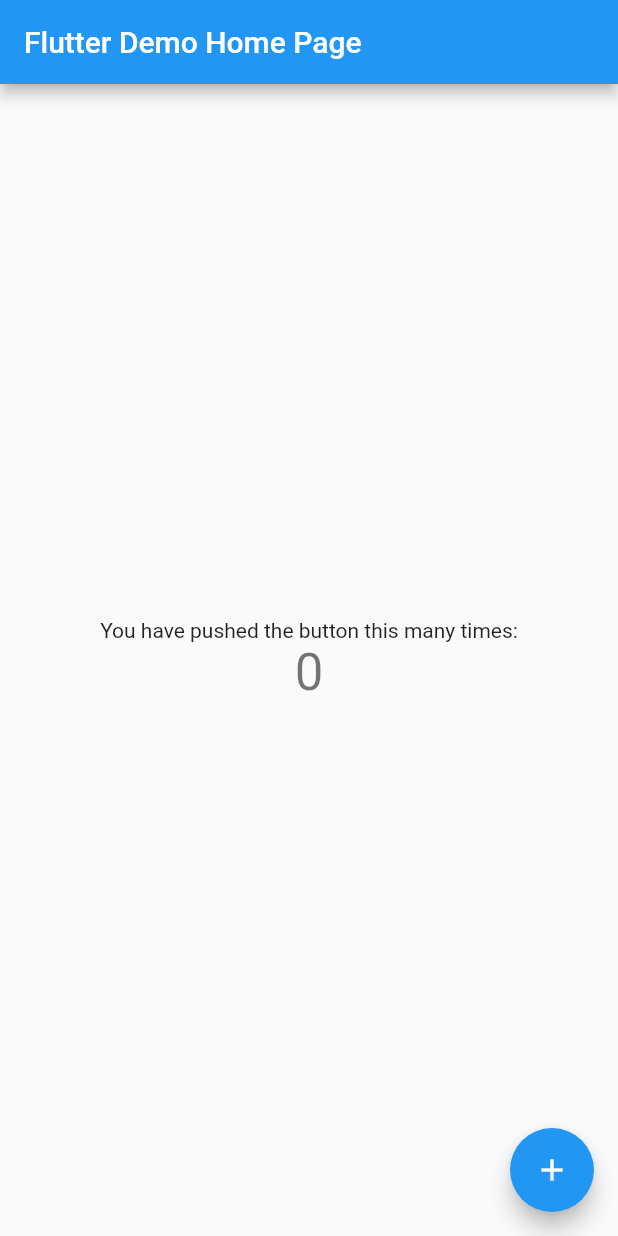
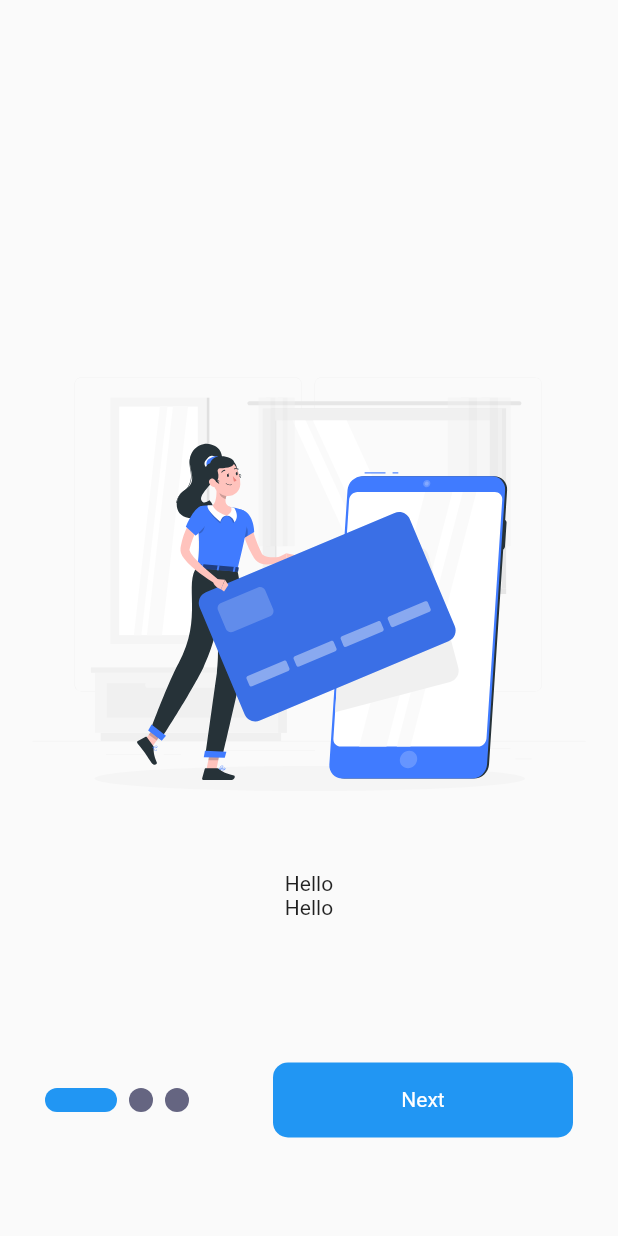
Before and after one commit to balaji-sivasakthi/cabzpay, a Flutter app: the screen it shows after launch, on a phone screen of 412 x 824 dp. Run offline on Flutter 3.47's test engine with Material 2 defaults, Android fonts, the light colour scheme and no system bars; drawn by our look-alikes of smooth_page_indicator; our stand-ins replace flutter_svg.

Commit message:
onboarding work pending

```diff
--- a/lib/main.dart
+++ b/lib/main.dart
@@ -1,115 +1,25 @@
-import 'package:flutter/material.dart';
+import 'package:cabzpay/pages/onboarding_screen.dart';
+import "package:flutter/material.dart";
 
-void main() {
-  runApp(const MyApp());
+void  main() {
+  runApp(const MaterialApp(
+    debugShowCheckedModeBanner: false,
+    title: "Home",
+    home: HomePage(),
+  ));
 }
 
-class MyApp extends StatelessWidget {
-  const MyApp({Key? key}) : super(key: key);
 
-  // This widget is the root of your application.
+class HomePage extends StatefulWidget {
+  const HomePage({Key? key}) : super(key: key);
+
+  @override
+  State<HomePage> createState() => _HomePageState();
+}
+
+class _HomePageState extends State<HomePage> {
   @override
   Widget build(BuildContext context) {
-    return MaterialApp(
-      title: 'Flutter Demo',
-      theme: ThemeData(
-        // This is the theme of your application.
-        //
-        // Try running your application with "flutter run". You'll see the
-        // application has a blue toolbar. Then, without quitting the app, try
-        // changing the primarySwatch below to Colors.green and then invoke
-        // "hot reload" (press "r" in the console where you ran "flutter run",
-        // or simply save your changes to "hot reload" in a Flutter IDE).
-        // Notice that the counter didn't reset back to zero; the application
-        // is not restarted.
-        primarySwatch: Colors.blue,
-      ),
-      home: const MyHomePage(title: 'Flutter Demo Home Page'),
-    );
+    return OnBoardingScreen();
   }
 }
-
-class MyHomePage extends StatefulWidget {
-  const MyHomePage({Key? key, required this.title}) : super(key: key);
-
-  // This widget is the home page of your application. It is stateful, meaning
-  // that it has a State object (defined below) that contains fields that affect
-  // how it looks.
-
-  // This class is the configuration for the state. It holds the values (in this
-  // case the title) provided by the parent (in this case the App widget) and
-  // used by the build method of the State. Fields in a Widget subclass are
-  // always marked "final".
-
-  final String title;
-
-  @override
-  State<MyHomePage> createState() => _MyHomePageState();
-}
-
-class _MyHomePageState extends State<MyHomePage> {
-  int _counter = 0;
-
-  void _incrementCounter() {
-    setState(() {
-      // This call to setState tells the Flutter framework that something has
-      // changed in this State, which causes it to rerun the build method below
-      // so that the display can reflect the updated values. If we changed
-      // _counter without calling setState(), then the build method would not be
-      // called again, and so nothing would appear to happen.
-      _counter++;
-    });
-  }
-
-  @override
-  Widget build(BuildContext context) {
-    // This method is rerun every time setState is called, for instance as done
-    // by the _incrementCounter method above.
-    //
-    // The Flutter framework has been optimized to make rerunning build methods
-    // fast, so that you can just rebuild anything that needs updating rather
-    // than having to individually change instances of widgets.
-    return Scaffold(
-      appBar: AppBar(
-        // Here we take the value from the MyHomePage object that was created by
-        // the App.build method, and use it to set our appbar title.
-        title: Text(widget.title),
-      ),
-      body: Center(
-        // Center is a layout widget. It takes a single child and positions it
-        // in the middle of the parent.
-        child: Column(
-          // Column is also a layout widget. It takes a list of children and
-          // arranges them vertically. By default, it sizes itself to fit its
-          // children horizontally, and tries to be as tall as its parent.
-          //
-          // Invoke "debug painting" (press "p" in the console, choose the
-          // "Toggle Debug Paint" action from the Flutter Inspector in Android
-          // Studio, or the "Toggle Debug Paint" command in Visual Studio Code)
-          // to see the wireframe for each widget.
-          //
-          // Column has various properties to control how it sizes itself and
-          // how it positions its children. Here we use mainAxisAlignment to
-          // center the children vertically; the main axis here is the vertical
-          // axis because Columns are vertical (the cross axis would be
-          // horizontal).
-          mainAxisAlignment: MainAxisAlignment.center,
-          children: <Widget>[
-            const Text(
-              'You have pushed the button this many times:',
-            ),
-            Text(
-              '$_counter',
-              style: Theme.of(context).textTheme.headline4,
-            ),
-          ],
-        ),
-      ),
-      floatingActionButton: FloatingActionButton(
-        onPressed: _incrementCounter,
-        tooltip: 'Increment',
-        child: const Icon(Icons.add),
-      ), // This trailing comma makes auto-formatting nicer for build methods.
-    );
-  }
-}
--- /dev/null
+++ b/lib/pages/onboarding_screen.dart
@@ -0,0 +1,105 @@
+import 'package:flutter/material.dart';
+import 'package:flutter/src/foundation/key.dart';
+import 'package:flutter/src/widgets/framework.dart';
+import 'package:flutter_svg/flutter_svg.dart';
+import 'package:smooth_page_indicator/smooth_page_indicator.dart';
+
+class OnBoardingScreen extends StatefulWidget {
+  const OnBoardingScreen({Key? key}) : super(key: key);
+
+  @override
+  State<OnBoardingScreen> createState() => _OnBoardingScreenState();
+}
+
+class _OnBoardingScreenState extends State<OnBoardingScreen> {
+  final _controller = PageController();
+  var _label = "Next";
+
+  @override
+  Widget build(BuildContext context) {
+    return Scaffold(
+      body: Stack(children: [
+        PageView(
+          onPageChanged: (index){
+              setState(() {
+                _label=(index==2)?"Continue":"Next";
+              });
+          },
+          controller: _controller,
+          children: [
+            Container(
+              child:Column(
+                crossAxisAlignment: CrossAxisAlignment.center,
+                mainAxisAlignment: MainAxisAlignment.center,
+                children:
+              [
+                 SvgPicture.asset('assets/images/onboarding-1.svg'),
+                 Text("Hello"),
+                 Text("Hello")
+              ],)
+            ),
+            Container(
+              child:Column(
+                 crossAxisAlignment: CrossAxisAlignment.center,
+                mainAxisAlignment: MainAxisAlignment.center,
+                children:
+              [
+                 SvgPicture.asset('assets/images/onboarding-2.svg'),
+                 Text("Hello"),
+                 Text("Hello")
+              ],)
+            ),
+            Container(
+              child: Column(
+                 crossAxisAlignment: CrossAxisAlignment.center,
+                mainAxisAlignment: MainAxisAlignment.center,
+                children:
+              [
+                 SvgPicture.asset('assets/images/onboarding-3.svg'),
+                 Text("Hello"),
+                 Text("Hello")
+              ],)
+            ),
+          ],
+        ),
+        Container(
+          padding: EdgeInsets.all(30),
+          alignment: Alignment(0, .9),
+          child: Row(
+            crossAxisAlignment: CrossAxisAlignment.center,
+            mainAxisAlignment: MainAxisAlignment.spaceBetween,
+            children: [
+              SmoothPageIndicator(
+                  effect: ExpandingDotsEffect(
+                      activeDotColor: Colors.blue,
+                      dotColor: Color.fromARGB(153, 1, 1, 49)),
+                  controller: _controller,
+                  count: 3),
+              GestureDetector(
+                onTap: (){
+                 if(_label!="continue"){
+                  _controller.nextPage(duration: Duration(microseconds: 1000), curve: Curves.easeInExpo);
+                 }
+                },
+                child: Container(
+
+                  height: 50,
+                  width: 200,
+                  child: Center(
+                    child: Text(
+                      _label,
+                      style: TextStyle(color: Colors.white),
+                    ),
+                  ),
+                  decoration: BoxDecoration(
+                      color: Colors.blue,
+                      borderRadius: BorderRadius.all(Radius.circular(10))),
+                ),
+              )
+            ],
+          ),
+        )
+      ]),
+    );
+  }
+}
```
Also changed, not shown: pubspec.yaml (+5 -3 lines), assets/images/onboarding-1.svg (added), assets/images/onboarding-2.svg (added), assets/images/onboarding-3.svg (added), pubspec.lock.
